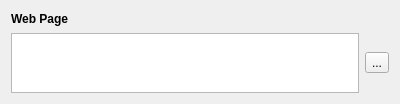
Before: the Qt Designer form app/resources/modules/web_page.ui in xerp/projections, drawn with Qt 5.
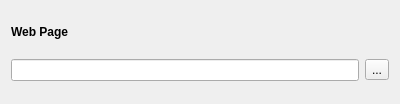
After: the same form once the commit is applied. Icons and pictures are not drawn.

Commit message: Error Fixes | show page module complete

```diff
--- a/app/resources/modules/web_page.ui
+++ b/app/resources/modules/web_page.ui
@@ -48,20 +48,7 @@
    <item>
     <layout class="QHBoxLayout" name="horizontalLayout">
      <item>
-      <widget class="QPlainTextEdit" name="txtWebPage">
-       <property name="sizePolicy">
-        <sizepolicy hsizetype="Expanding" vsizetype="Maximum">
-         <horstretch>0</horstretch>
-         <verstretch>0</verstretch>
-        </sizepolicy>
-       </property>
-       <property name="maximumSize">
-        <size>
-         <width>16777215</width>
-         <height>60</height>
-        </size>
-       </property>
-      </widget>
+      <widget class="QLineEdit" name="txtWebPage"/>
      </item>
      <item>
       <widget class="QToolButton" name="cmdClearText">
```
The commit also changes 6 other files.
